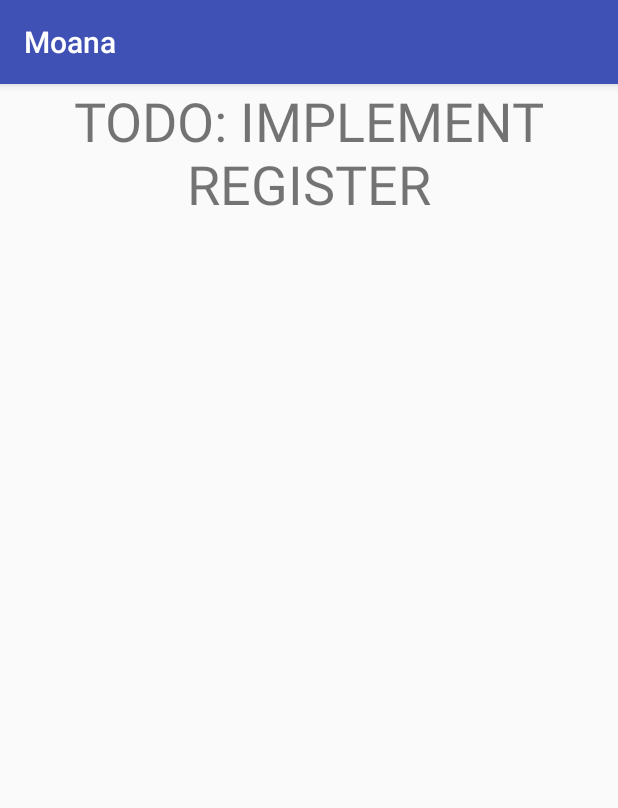
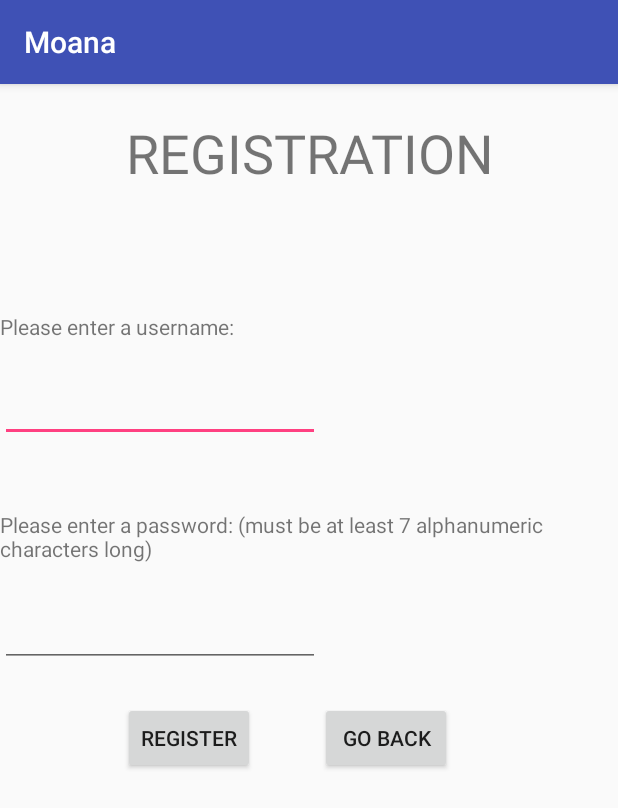
Before and after one commit to LordZamy/Moana, an Android app: the RegisterActivity screen opened directly, with no data from a screen before it, on a phone screen of 412 x 824 dp. Shown: the top 808 px of the screen. Run offline under Robolectric (Android 15) with nearby library versions, the phone set to English and light mode, and no system bars.

Commit message:
added model and user classes. added elements to registration page

```diff
--- a/app/src/main/java/moanainc/com/moana/controllers/RegisterActivity.java
+++ b/app/src/main/java/moanainc/com/moana/controllers/RegisterActivity.java
@@ -1,7 +1,9 @@
 package moanainc.com.moana.controllers;
 
+import android.content.Intent;
 import android.os.Bundle;
 import android.support.v7.app.AppCompatActivity;
+import android.view.View;
 
 import moanainc.com.moana.R;
 
@@ -16,4 +18,8 @@ public class RegisterActivity extends AppCompatActivity {
         super.onCreate(savedInstanceState);
         setContentView(R.layout.register_activity);
     }
+    public void gotoHome(View view) {
+        Intent gotoHome = new Intent(getBaseContext(), HomeActivity.class);
+        getBaseContext().startActivity(gotoHome);
+    }
 }
--- a/app/src/main/res/layout/register_activity.xml
+++ b/app/src/main/res/layout/register_activity.xml
@@ -1,15 +1,77 @@
 <?xml version="1.0" encoding="utf-8"?>
-<LinearLayout xmlns:android="http://schemas.android.com/apk/res/android"
+<RelativeLayout xmlns:android="http://schemas.android.com/apk/res/android"
     android:orientation="vertical" android:layout_width="match_parent"
     android:layout_height="match_parent"
     android:weightSum="1">
 
     <TextView
-        android:text="TODO: IMPLEMENT REGISTER"
+        android:text="REGISTRATION"
         android:layout_width="match_parent"
         android:layout_height="wrap_content"
         android:id="@+id/textView3"
-        android:layout_weight="0.57"
         android:textSize="36sp"
-        android:textAlignment="center" />
-</LinearLayout>
+        android:textAlignment="center"
+        android:layout_alignParentTop="true"
+        android:layout_alignParentStart="true"
+        android:layout_marginTop="21dp" />
+
+    <TextView
+        android:text="Please enter a username:"
+        android:layout_width="wrap_content"
+        android:layout_height="wrap_content"
+        android:layout_below="@+id/textView3"
+        android:layout_alignParentStart="true"
+        android:layout_marginTop="82dp"
+        android:id="@+id/textView12" />
+
+    <EditText
+        android:layout_width="wrap_content"
+        android:layout_height="wrap_content"
+        android:inputType="textPersonName"
+        android:text=""
+        android:ems="10"
+        android:layout_marginTop="22dp"
+        android:id="@+id/editText"
+        android:layout_below="@+id/textView12"
+        android:layout_alignParentStart="true" />
+
+    <TextView
+        android:text="Please enter a password:
+(must be at least 7 alphanumeric characters long)"
+        android:layout_width="wrap_content"
+        android:layout_height="wrap_content"
+        android:layout_marginTop="45dp"
+        android:id="@+id/textView13"
+        android:layout_below="@+id/editText"
+        android:layout_alignParentStart="true" />
+
+    <EditText
+        android:layout_width="wrap_content"
+        android:layout_height="wrap_content"
+        android:inputType="textPassword"
+        android:ems="10"
+        android:layout_marginTop="24dp"
+        android:id="@+id/editText2"
+        android:layout_below="@+id/textView13"
+        android:layout_alignParentStart="true" />
+
+    <Button
+        android:text="Register"
+        android:layout_width="wrap_content"
+        android:layout_height="wrap_content"
+        android:layout_below="@+id/editText2"
+        android:layout_alignEnd="@+id/editText2"
+        android:layout_marginEnd="43dp"
+        android:layout_marginTop="23dp"
+        android:id="@+id/button" />
+
+    <Button
+        android:text="Go Back"
+        android:layout_width="wrap_content"
+        android:layout_height="wrap_content"
+        android:layout_alignTop="@+id/button"
+        android:layout_toEndOf="@+id/button"
+        android:id="@+id/button2"
+        android:onClick="gotoHome" />
+
+</RelativeLayout>
```
Also changed, not shown: app/src/main/java/moanainc/com/moana/controllers/Model.java (added, +55 -0 lines), app/src/main/java/moanainc/com/moana/controllers/User.java (added, +44 -0 lines).
